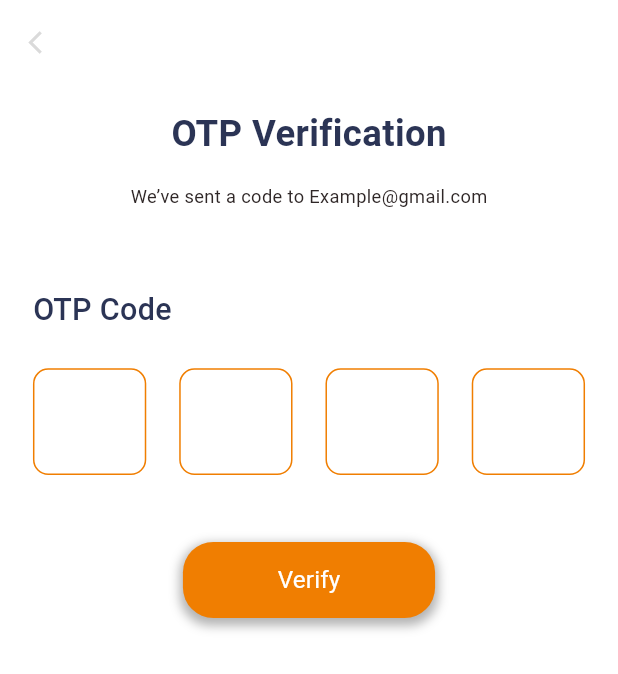
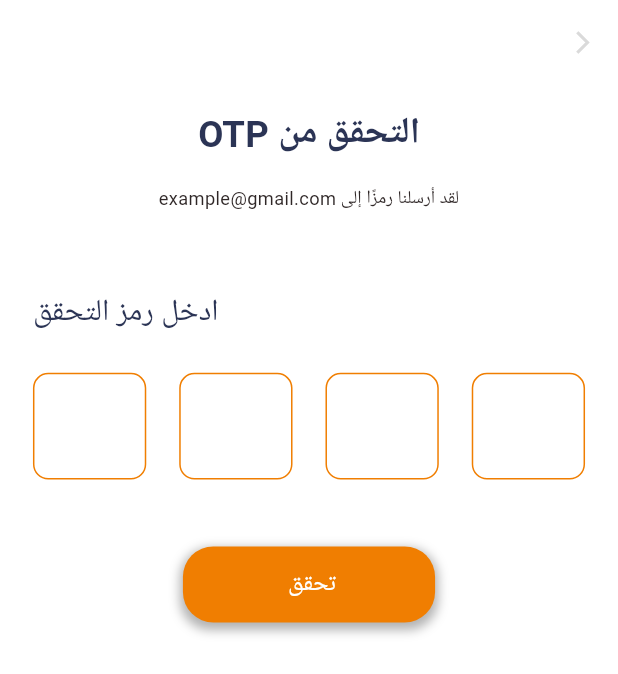
Before and after one commit to mahmoudsaber11/AlmosaferSah, a Flutter app: the VerificationView screen opened by its route, on a phone screen of 412 x 824 dp. Shown: the top 674 px of the screen. Run offline on Flutter 3.47's test engine with Material 3 defaults, Android fonts, the light colour scheme and no system bars; drawn by our look-alikes of pinput; our stand-ins replace equatable, flutter_bloc, flutter_screenutil, get_it, shared_preferences; accounts and stored records are empty.

Commit message:
finish otp ui arabic

```diff
--- a/lib/almosafer_app.dart
+++ b/lib/almosafer_app.dart
@@ -16,7 +16,7 @@ class AlmosaferApp extends StatelessWidget {
       minTextAdapt: true,
       splitScreenMode: true,
       child: MaterialApp(
-        locale: const Locale('en'),
+        locale: const Locale('ar'),
         localizationsDelegates: const [
           S.delegate,
           GlobalMaterialLocalizations.delegate,
--- a/lib/features/auth/presentation/view/verification_view.dart
+++ b/lib/features/auth/presentation/view/verification_view.dart
@@ -2,6 +2,7 @@ import 'package:almosafer_sah/core/utils/functions/app_colors.dart';
 import 'package:almosafer_sah/core/utils/functions/app_navigator.dart';
 import 'package:almosafer_sah/core/utils/functions/app_styles.dart';
 import 'package:almosafer_sah/features/auth/presentation/widgets/verification/verification_view_form.dart';
+import 'package:almosafer_sah/generated/l10n.dart';
 import 'package:flutter/material.dart';
 import 'package:flutter_screenutil/flutter_screenutil.dart';
 
@@ -27,14 +28,14 @@ class VerificationView extends StatelessWidget {
               height: 15.h,
             ),
             Text(
-              "OTP Verification",
+              S.of(context).OTPTitle,
               style: AppStyles.textStyle24SemiBold,
             ),
             SizedBox(
               height: 16.h,
             ),
             Text(
-              " We’ve sent a code to Example@gmail.com ",
+              S.of(context).OTPSubTitle,
               style: AppStyles.textStyle10Regular.copyWith(fontSize: 12.sp),
             ),
             SizedBox(
--- a/lib/features/auth/presentation/widgets/verification/verification_view_form.dart
+++ b/lib/features/auth/presentation/widgets/verification/verification_view_form.dart
@@ -1,6 +1,7 @@
 import 'package:almosafer_sah/core/utils/functions/app_colors.dart';
 import 'package:almosafer_sah/core/utils/functions/app_styles.dart';
 import 'package:almosafer_sah/core/utils/widgets/custom_general_button.dart';
+import 'package:almosafer_sah/generated/l10n.dart';
 import 'package:flutter/material.dart';
 import 'package:flutter_screenutil/flutter_screenutil.dart';
 import 'package:pinput/pinput.dart';
@@ -29,7 +30,8 @@ class _ForgetPasswordViewFormState extends State<VerificationViewForm> {
       children: [
         Align(
             alignment: Alignment.centerLeft,
-            child: Text("OTP Code", style: AppStyles.textStyle20Medium)),
+            child: Text(S.of(context).OTPCode,
+                style: AppStyles.textStyle20Medium)),
         SizedBox(
           height: 24.h,
         ),
@@ -60,7 +62,8 @@ class _ForgetPasswordViewFormState extends State<VerificationViewForm> {
         SizedBox(
           height: 44.h,
         ),
-        CustomGeneralButton(width: 153.w, text: "Verify", onPressed: () {})
+        CustomGeneralButton(
+            width: 153.w, text: S.of(context).OTPVerify, onPressed: () {})
         // context.navigateTo(routeName: Routes.resetPasswordViewRoute)),
       ],
     );
--- a/lib/l10n/intl_ar.arb
+++ b/lib/l10n/intl_ar.arb
@@ -32,5 +32,10 @@
 
     "forgetSubTitle":"الرجاء إدخال الرمز الذي أرسلناه إلى example@gmail.com",
     "verifyEmail":"التحقق من البريد الإلكتروني",
-    "sendEmail":"لا تحصل؟ ,أرسل لي البريد الإلكتروني الجديد"
+    "sendEmail":"لا تحصل؟ ,أرسل لي البريد الإلكتروني الجديد",
+
+    "OTPTitle":" التحقق من OTP ",
+    "OTPSubTitle":"لقد أرسلنا رمزًا إلى example@gmail.com",
+    "OTPCode":"ادخل رمز التحقق",
+    "OTPVerify":"تحقق "
   }
```
Also changed, not shown: lib/l10n/intl_en.arb (+6 -1 lines), lib/generated/intl/messages_ar.dart, lib/generated/intl/messages_en.dart, lib/generated/l10n.dart.
